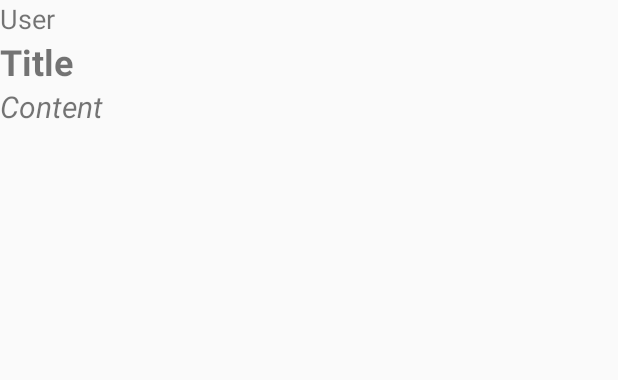
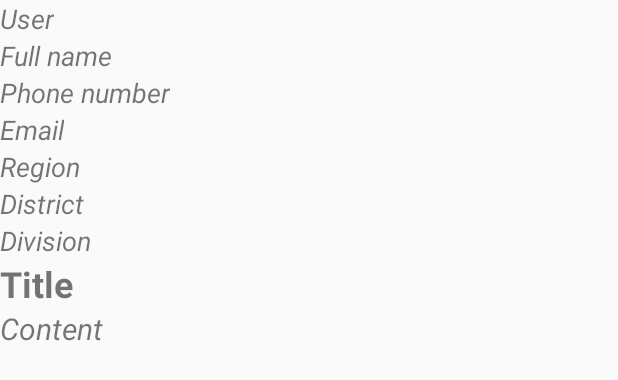
Before and after one commit to Rutayuga/Phase1ChallengeAndroid, an Android app: the layout post_item.xml on its own in the app's theme, with its tools: preview values and no code run, on a phone screen of 412 x 824 dp. Shown: the top 380 px of the screen. Run offline under Robolectric (Android 15) with nearby library versions, the phone set to English and light mode, and no system bars.

Commit message:
Update files

```diff
--- a/app/src/main/res/layout/post_item.xml
+++ b/app/src/main/res/layout/post_item.xml
@@ -7,14 +7,64 @@
     <TextView
         android:id="@+id/txt_user"
         android:textSize="18sp"
+        android:textStyle="italic"
         android:text="User"
         android:layout_width="wrap_content"
         android:layout_height="wrap_content" />
     <TextView
+        android:id="@+id/txt_full_name"
+        android:textSize="18sp"
+        android:textStyle="italic"
+        android:text="Full name"
+        android:layout_below="@+id/txt_user"
+        android:layout_width="wrap_content"
+        android:layout_height="wrap_content" />
+    <TextView
+        android:id="@+id/txt_phone"
+        android:textSize="18sp"
+        android:textStyle="italic"
+        android:text="Phone number"
+        android:layout_below="@+id/txt_full_name"
+        android:layout_width="wrap_content"
+        android:layout_height="wrap_content" />
+    <TextView
+        android:id="@+id/txt_email"
+        android:textSize="18sp"
+        android:textStyle="italic"
+        android:text="Email"
+        android:layout_below="@+id/txt_phone"
+        android:layout_width="wrap_content"
+        android:layout_height="wrap_content" />
+    <TextView
+        android:id="@+id/txt_region"
+        android:textSize="18sp"
+        android:textStyle="italic"
+        android:text="Region"
+        android:layout_below="@+id/txt_email"
+        android:layout_width="wrap_content"
+        android:layout_height="wrap_content" />
+    <TextView
+        android:id="@+id/txt_district"
+        android:textSize="18sp"
+        android:textStyle="italic"
+        android:text="District"
+        android:layout_below="@+id/txt_region"
+        android:layout_width="wrap_content"
+        android:layout_height="wrap_content" />
+    <TextView
+        android:id="@+id/txt_division"
+        android:textSize="18sp"
+        android:textStyle="italic"
+        android:text="Division"
+        android:layout_below="@+id/txt_district"
+        android:layout_width="wrap_content"
+        android:layout_height="wrap_content" />
+
+    <TextView
         android:id="@+id/txt_title"
         android:textSize="24sp"
         android:textStyle="bold"
-        android:layout_below="@+id/txt_user"
+        android:layout_below="@+id/txt_division"
         android:text="Title"
         android:layout_width="wrap_content"
         android:layout_height="wrap_content" />
```
Also changed, not shown: app/src/main/java/outreachtraders/com/phase1challenge_android/Forum.java (+30 -3 lines), app/src/main/java/outreachtraders/com/phase1challenge_android/MyRecycleViewHolder.java (+7 -2 lines), app/src/main/java/outreachtraders/com/phase1challenge_android/Post.java (+56 -2 lines), app/src/main/res/layout/activity_forum.xml (+38 -0 lines).
